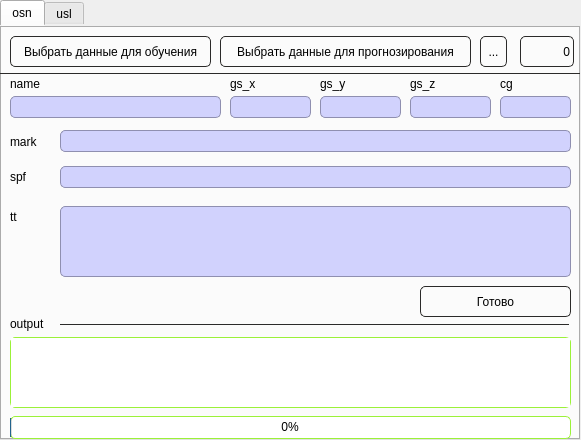
Before: the Qt Designer form ui/MainWindow.ui in Konstkonst55/PyTechnologicalRoute, drawn with Qt 5.
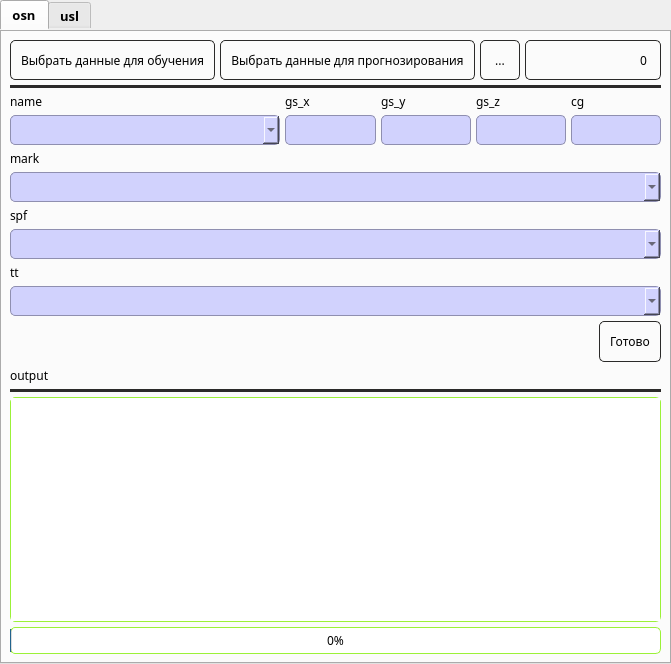
After: the same form once the commit is applied.

Commit message: Обновление интерфейса

Diff of the .ui file:
```diff
--- a/ui/MainWindow.ui
+++ b/ui/MainWindow.ui
@@ -6,8 +6,8 @@
    <rect>
     <x>0</x>
     <y>0</y>
-    <width>581</width>
-    <height>440</height>
+    <width>671</width>
+    <height>664</height>
    </rect>
   </property>
   <property name="sizePolicy">
@@ -26,14 +26,28 @@
      <verstretch>0</verstretch>
     </sizepolicy>
    </property>
+   <layout class="QVBoxLayout" name="verticalLayout_2">
+    <property name="leftMargin">
+     <number>0</number>
+    </property>
+    <property name="topMargin">
+     <number>0</number>
+    </property>
+    <property name="rightMargin">
+     <number>0</number>
+    </property>
+    <property name="bottomMargin">
+     <number>0</number>
+    </property>
+    <item>
    <widget class="QTabWidget" name="tabs">
-    <property name="geometry">
-     <rect>
-      <x>0</x>
-      <y>0</y>
-      <width>580</width>
-      <height>440</height>
-     </rect>
+      <property name="font">
+       <font>
+        <family>Segoe UI Semibold</family>
+        <pointsize>10</pointsize>
+        <weight>75</weight>
+        <bold>true</bold>
+       </font>
     </property>
     <property name="layoutDirection">
      <enum>Qt::LeftToRight</enum>
@@ -71,52 +85,175 @@
      <attribute name="title">
       <string>osn</string>
      </attribute>
-     <widget class="QPlainTextEdit" name="tb_output">
-      <property name="enabled">
-       <bool>true</bool>
-      </property>
-      <property name="geometry">
-       <rect>
-        <x>10</x>
-        <y>311</y>
-        <width>561</width>
-        <height>71</height>
-       </rect>
-      </property>
+       <layout class="QVBoxLayout" name="verticalLayout">
+        <property name="spacing">
+         <number>5</number>
+        </property>
+        <property name="leftMargin">
+         <number>10</number>
+        </property>
+        <property name="topMargin">
+         <number>10</number>
+        </property>
+        <property name="rightMargin">
+         <number>10</number>
+        </property>
+        <property name="bottomMargin">
+         <number>10</number>
+        </property>
+        <item>
+         <layout class="QHBoxLayout" name="hl_top">
+          <item alignment="Qt::AlignTop">
+           <widget class="QPushButton" name="b_learn_open">
       <property name="sizePolicy">
        <sizepolicy hsizetype="Expanding" vsizetype="Expanding">
         <horstretch>0</horstretch>
         <verstretch>0</verstretch>
        </sizepolicy>
+            </property>
+            <property name="minimumSize">
+             <size>
+              <width>0</width>
+              <height>40</height>
+             </size>
+            </property>
+            <property name="maximumSize">
+             <size>
+              <width>16777215</width>
+              <height>40</height>
+             </size>
+            </property>
+            <property name="font">
+             <font>
+              <family>Segoe UI Semilight</family>
+              <pointsize>9</pointsize>
+             </font>
+            </property>
+            <property name="styleSheet">
+             <string notr="true">QPushButton{
+border-radius: 5px;
+border: 1px solid #2B2A29;
+padding: 10px 10px 10px 10px;
+color: black;
+}
+
+QPushButton:hover{
+background: solid #625B71;
+color: white;
+}</string>
+            </property>
+            <property name="text">
+             <string>Выбрать данные для обучения</string>
+            </property>
+           </widget>
+          </item>
+          <item alignment="Qt::AlignTop">
+           <widget class="QPushButton" name="b_predict_open">
+            <property name="sizePolicy">
+             <sizepolicy hsizetype="Expanding" vsizetype="Expanding">
+              <horstretch>0</horstretch>
+              <verstretch>0</verstretch>
+             </sizepolicy>
+            </property>
+            <property name="minimumSize">
+             <size>
+              <width>0</width>
+              <height>40</height>
+             </size>
+            </property>
+            <property name="maximumSize">
+             <size>
+              <width>16777215</width>
+              <height>40</height>
+             </size>
+            </property>
+            <property name="font">
+             <font>
+              <family>Segoe UI Semilight</family>
+              <pointsize>9</pointsize>
+             </font>
+            </property>
+            <property name="styleSheet">
+             <string notr="true">QPushButton{
+border-radius: 5px;
+border: 1px solid #2B2A29;
+padding: 10px 10px 10px 10px;
+color: black;
+}
+
+QPushButton:hover{
+background: solid #625B71;
+color: white;
+}</string>
+            </property>
+            <property name="text">
+             <string>Выбрать данные для прогнозирования</string>
+            </property>
+           </widget>
+          </item>
+          <item alignment="Qt::AlignVCenter">
+           <widget class="QToolButton" name="b_info">
+            <property name="minimumSize">
+             <size>
+              <width>40</width>
+              <height>40</height>
+             </size>
+            </property>
+            <property name="maximumSize">
+             <size>
+              <width>40</width>
+              <height>40</height>
+             </size>
+            </property>
+            <property name="font">
+             <font>
+              <family>Segoe UI Semilight</family>
+              <pointsize>9</pointsize>
+             </font>
+            </property>
+            <property name="toolTip">
+             <string>Информация</string>
+            </property>
+            <property name="toolTipDuration">
+             <number>-1</number>
       </property>
       <property name="styleSheet">
        <string notr="true">border-radius: 5px;
-border: 1px solid  rgb(155, 241, 56);
+border: 1px solid #2B2A29;
 color: black;
 </string>
       </property>
-      <property name="readOnly">
-       <bool>true</bool>
-      </property>
-      <property name="plainText">
-       <string/>
-      </property>
-     </widget>
+            <property name="text">
+             <string>...</string>
+            </property>
+           </widget>
+          </item>
+          <item alignment="Qt::AlignTop">
      <widget class="QLabel" name="l_info_tr">
-      <property name="geometry">
-       <rect>
-        <x>520</x>
-        <y>10</y>
-        <width>54</width>
-        <height>31</height>
-       </rect>
-      </property>
       <property name="sizePolicy">
        <sizepolicy hsizetype="Expanding" vsizetype="Expanding">
         <horstretch>0</horstretch>
         <verstretch>0</verstretch>
        </sizepolicy>
       </property>
+            <property name="minimumSize">
+             <size>
+              <width>73</width>
+              <height>40</height>
+             </size>
+            </property>
+            <property name="maximumSize">
+             <size>
+              <width>16777215</width>
+              <height>40</height>
+             </size>
+            </property>
+            <property name="font">
+             <font>
+              <family>Segoe UI Semilight</family>
+              <pointsize>9</pointsize>
+             </font>
+            </property>
       <property name="acceptDrops">
        <bool>false</bool>
       </property>
@@ -129,6 +266,7 @@
       <property name="styleSheet">
        <string notr="true">border-radius: 5px;
 border: 1px solid #2B2A29;
+padding: 10px 10px 10px 10px;
 color: black;
 </string>
       </property>
@@ -139,165 +277,59 @@
        <set>Qt::AlignRight|Qt::AlignTrailing|Qt::AlignVCenter</set>
       </property>
      </widget>
-     <widget class="QPushButton" name="b_predict_open">
-      <property name="geometry">
-       <rect>
-        <x>220</x>
-        <y>10</y>
-        <width>251</width>
-        <height>31</height>
-       </rect>
-      </property>
-      <property name="sizePolicy">
-       <sizepolicy hsizetype="Expanding" vsizetype="Expanding">
-        <horstretch>0</horstretch>
-        <verstretch>0</verstretch>
-       </sizepolicy>
-      </property>
+          </item>
+         </layout>
+        </item>
+        <item>
+         <widget class="Line" name="top_line">
       <property name="styleSheet">
-       <string notr="true">QPushButton{
-border-radius: 5px;
-border: 1px solid #2B2A29;
-color: black;
-}
-
-QPushButton:hover{
-background: solid #625B71;
-color: white;
-}</string>
-      </property>
-      <property name="text">
-       <string>Выбрать данные для прогнозирования</string>
-      </property>
-     </widget>
-     <widget class="QPushButton" name="b_learn_open">
-      <property name="geometry">
-       <rect>
-        <x>10</x>
-        <y>10</y>
-        <width>201</width>
-        <height>31</height>
-       </rect>
-      </property>
-      <property name="sizePolicy">
-       <sizepolicy hsizetype="Expanding" vsizetype="Expanding">
-        <horstretch>0</horstretch>
-        <verstretch>0</verstretch>
-       </sizepolicy>
-      </property>
-      <property name="styleSheet">
-       <string notr="true">QPushButton{
-border-radius: 5px;
-border: 1px solid #2B2A29;
-color: black;
-}
-
-QPushButton:hover{
-background: solid #625B71;
-color: white;
-}</string>
-      </property>
-      <property name="text">
-       <string>Выбрать данные для обучения</string>
-      </property>
-     </widget>
-     <widget class="QToolButton" name="b_info">
-      <property name="geometry">
-       <rect>
-        <x>480</x>
-        <y>10</y>
-        <width>27</width>
-        <height>31</height>
-       </rect>
-      </property>
-      <property name="styleSheet">
-       <string notr="true">border-radius: 5px;
-border: 1px solid #2B2A29;
-color: black;
-</string>
-      </property>
-      <property name="text">
-       <string>...</string>
-      </property>
-     </widget>
-     <widget class="QProgressBar" name="pb_fit_progress">
-      <property name="geometry">
-       <rect>
-        <x>10</x>
-        <y>390</y>
-        <width>561</width>
-        <height>23</height>
-       </rect>
-      </property>
-      <property name="styleSheet">
-       <string notr="true">border-radius: 5px;
-border: 1px solid  rgb(155, 241, 56);
-color: black;
-</string>
-      </property>
-      <property name="value">
-       <number>0</number>
-      </property>
-      <property name="alignment">
-       <set>Qt::AlignCenter</set>
-      </property>
-     </widget>
-     <widget class="QLineEdit" name="le_name">
-      <property name="geometry">
-       <rect>
-        <x>10</x>
-        <y>70</y>
-        <width>211</width>
-        <height>22</height>
-       </rect>
-      </property>
-      <property name="styleSheet">
-       <string notr="true">border: 1px solid #8F8FB0;
-border-radius: 5px;
-background: #D1D2FD solid;
-color: #2B2A29;
-</string>
-      </property>
-     </widget>
+           <string notr="true">background: #2B2A29;</string>
+          </property>
+          <property name="orientation">
+           <enum>Qt::Horizontal</enum>
+          </property>
+         </widget>
+        </item>
+        <item>
+         <layout class="QHBoxLayout" name="hl_text_top" stretch="3,1,1,1,1">
+          <item>
+           <layout class="QVBoxLayout" name="vl_name">
+            <item>
      <widget class="QLabel" name="l_name">
-      <property name="geometry">
-       <rect>
-        <x>10</x>
-        <y>50</y>
-        <width>55</width>
-        <height>16</height>
-       </rect>
+              <property name="font">
+               <font>
+                <family>Segoe UI Semilight</family>
+                <pointsize>9</pointsize>
+               </font>
       </property>
       <property name="text">
        <string>name</string>
       </property>
      </widget>
-     <widget class="QLineEdit" name="le_gsx">
-      <property name="geometry">
-       <rect>
-        <x>230</x>
-        <y>70</y>
-        <width>81</width>
-        <height>22</height>
-       </rect>
-      </property>
-      <property name="styleSheet">
-       <string notr="true">border: 1px solid #8F8FB0;
-border-radius: 5px;
-background: #D1D2FD solid;
-color: #2B2A29;
-</string>
-      </property>
-     </widget>
-     <widget class="QLineEdit" name="le_gsy">
-      <property name="geometry">
-       <rect>
-        <x>320</x>
-        <y>70</y>
-        <width>81</width>
-        <height>22</height>
-       </rect>
-      </property>
+            </item>
+            <item>
+             <widget class="QComboBox" name="cb_name">
+              <property name="minimumSize">
+               <size>
+                <width>0</width>
+                <height>30</height>
+               </size>
+              </property>
+              <property name="maximumSize">
+               <size>
+                <width>16777215</width>
+                <height>30</height>
+               </size>
+              </property>
+              <property name="font">
+               <font>
+                <family>Segoe UI Semilight</family>
+                <pointsize>9</pointsize>
+               </font>
+              </property>
+              <property name="toolTip">
+               <string>Технические требования</string>
+              </property>
       <property name="styleSheet">
        <string notr="true">border: 1px solid #8F8FB0;
 border-radius: 5px;
@@ -305,71 +337,166 @@
 color: #2B2A29;
 </string>
       </property>
-     </widget>
-     <widget class="QLineEdit" name="le_gsz">
-      <property name="geometry">
-       <rect>
-        <x>410</x>
-        <y>70</y>
-        <width>81</width>
-        <height>22</height>
-       </rect>
-      </property>
-      <property name="styleSheet">
-       <string notr="true">border: 1px solid #8F8FB0;
-border-radius: 5px;
-background: #D1D2FD solid;
-color: #2B2A29;
-</string>
-      </property>
-     </widget>
+              <property name="editable">
+               <bool>true</bool>
+              </property>
+              <property name="insertPolicy">
+               <enum>QComboBox::InsertAtTop</enum>
+              </property>
+              <property name="iconSize">
+               <size>
+                <width>20</width>
+                <height>20</height>
+               </size>
+              </property>
+              <property name="frame">
+               <bool>true</bool>
+              </property>
+             </widget>
+            </item>
+           </layout>
+          </item>
+          <item>
+           <layout class="QVBoxLayout" name="vl_x">
+            <item>
      <widget class="QLabel" name="l_gsx">
-      <property name="geometry">
-       <rect>
-        <x>230</x>
-        <y>50</y>
-        <width>55</width>
-        <height>16</height>
-       </rect>
+              <property name="font">
+               <font>
+                <family>Segoe UI Semilight</family>
+                <pointsize>9</pointsize>
+               </font>
       </property>
       <property name="text">
        <string>gs_x</string>
       </property>
      </widget>
+            </item>
+            <item>
+             <widget class="QLineEdit" name="le_gsx">
+              <property name="minimumSize">
+               <size>
+                <width>0</width>
+                <height>30</height>
+               </size>
+              </property>
+              <property name="maximumSize">
+               <size>
+                <width>16777215</width>
+                <height>30</height>
+               </size>
+              </property>
+              <property name="font">
+               <font>
+                <family>Segoe UI Semilight</family>
+                <pointsize>9</pointsize>
+               </font>
+              </property>
+              <property name="toolTip">
+               <string>Размер X</string>
+              </property>
+              <property name="styleSheet">
+               <string notr="true">border: 1px solid #8F8FB0;
+border-radius: 5px;
+background: #D1D2FD solid;
+color: #2B2A29;
+</string>
+              </property>
+              <property name="inputMethodHints">
+               <set>Qt::ImhHiddenText</set>
+              </property>
+             </widget>
+            </item>
+           </layout>
+          </item>
+          <item>
+           <layout class="QVBoxLayout" name="vl_y">
+            <item>
      <widget class="QLabel" name="l_gsy">
-      <property name="geometry">
-       <rect>
-        <x>320</x>
-        <y>50</y>
-        <width>55</width>
-        <height>16</height>
-       </rect>
+              <property name="font">
+               <font>
+                <family>Segoe UI Semilight</family>
+                <pointsize>9</pointsize>
+               </font>
       </property>
       <property name="text">
        <string>gs_y</string>
       </property>
      </widget>
+            </item>
+            <item>
+             <widget class="QLineEdit" name="le_gsy">
+              <property name="minimumSize">
+               <size>
+                <width>0</width>
+                <height>30</height>
+               </size>
+              </property>
+              <property name="maximumSize">
+               <size>
+                <width>16777215</width>
+                <height>30</height>
+               </size>
+              </property>
+              <property name="font">
+               <font>
+                <family>Segoe UI Semilight</family>
+                <pointsize>9</pointsize>
+               </font>
+              </property>
+              <property name="toolTip">
+               <string>Размер Y</string>
+              </property>
+              <property name="styleSheet">
+               <string notr="true">border: 1px solid #8F8FB0;
+border-radius: 5px;
+background: #D1D2FD solid;
+color: #2B2A29;
+</string>
+              </property>
+              <property name="inputMethodHints">
+               <set>Qt::ImhNone</set>
+              </property>
+             </widget>
+            </item>
+           </layout>
+          </item>
+          <item>
+           <layout class="QVBoxLayout" name="vl_z">
+            <item>
      <widget class="QLabel" name="l_gsz">
-      <property name="geometry">
-       <rect>
-        <x>410</x>
-        <y>50</y>
-        <width>55</width>
-        <height>16</height>
-       </rect>
+              <property name="font">
+               <font>
+                <family>Segoe UI Semilight</family>
+                <pointsize>9</pointsize>
+               </font>
       </property>
       <property name="text">
        <string>gs_z</string>
       </property>
      </widget>
-     <widget class="QLineEdit" name="le_cg">
-      <property name="geometry">
-       <rect>
-        <x>500</x>
-        <y>70</y>
-        <width>71</width>
-        <height>22</height>
-       </rect>
+            </item>
+            <item>
+             <widget class="QLineEdit" name="le_gsz">
+              <property name="minimumSize">
+               <size>
+                <width>0</width>
+                <height>30</height>
+               </size>
+              </property>
+              <property name="maximumSize">
+               <size>
+                <width>16777215</width>
+                <height>30</height>
+               </size>
+              </property>
+              <property name="font">
+               <font>
+                <family>Segoe UI Semilight</family>
+                <pointsize>9</pointsize>
+               </font>
+              </property>
+              <property name="toolTip">
+               <string>Размер Z</string>
       </property>
       <property name="styleSheet">
        <string notr="true">border: 1px solid #8F8FB0;
@@ -379,27 +506,46 @@
 </string>
       </property>
      </widget>
+            </item>
+           </layout>
+          </item>
+          <item>
+           <layout class="QVBoxLayout" name="vl_cg">
+            <item>
      <widget class="QLabel" name="l_cg">
-      <property name="geometry">
-       <rect>
-        <x>500</x>
-        <y>50</y>
-        <width>55</width>
-        <height>16</height>
-       </rect>
+              <property name="font">
+               <font>
+                <family>Segoe UI Semilight</family>
+                <pointsize>9</pointsize>
+               </font>
       </property>
       <property name="text">
        <string>cg</string>
       </property>
      </widget>
-     <widget class="QLineEdit" name="le_mark">
-      <property name="geometry">
-       <rect>
-        <x>60</x>
-        <y>104</y>
-        <width>511</width>
-        <height>22</height>
-       </rect>
+            </item>
+            <item>
+             <widget class="QLineEdit" name="le_cg">
+              <property name="minimumSize">
+               <size>
+                <width>0</width>
+                <height>30</height>
+               </size>
+              </property>
+              <property name="maximumSize">
+               <size>
+                <width>16777215</width>
+                <height>30</height>
+               </size>
+              </property>
+              <property name="font">
+               <font>
+                <family>Segoe UI Semilight</family>
+                <pointsize>9</pointsize>
+               </font>
+              </property>
+              <property name="toolTip">
+               <string>Конструктивная группа (две цифры)</string>
       </property>
       <property name="styleSheet">
        <string notr="true">border: 1px solid #8F8FB0;
@@ -408,28 +554,50 @@
 color: #2B2A29;
 </string>
       </property>
-     </widget>
+              <property name="inputMethodHints">
+               <set>Qt::ImhNone</set>
+              </property>
+             </widget>
+            </item>
+           </layout>
+          </item>
+         </layout>
+        </item>
+        <item>
      <widget class="QLabel" name="l_mark">
-      <property name="geometry">
-       <rect>
-        <x>10</x>
-        <y>105</y>
-        <width>41</width>
-        <height>21</height>
-       </rect>
+          <property name="font">
+           <font>
+            <family>Segoe UI Semilight</family>
+            <pointsize>9</pointsize>
+           </font>
       </property>
       <property name="text">
        <string>mark</string>
       </property>
      </widget>
-     <widget class="QLineEdit" name="le_spf">
-      <property name="geometry">
-       <rect>
-        <x>60</x>
-        <y>140</y>
-        <width>511</width>
-        <height>22</height>
-       </rect>
+        </item>
+        <item>
+         <widget class="QComboBox" name="cb_mark">
+          <property name="minimumSize">
+           <size>
+            <width>0</width>
+            <height>30</height>
+           </size>
+          </property>
+          <property name="maximumSize">
+           <size>
+            <width>16777215</width>
+            <height>30</height>
+           </size>
+          </property>
+          <property name="font">
+           <font>
+            <family>Segoe UI Semilight</family>
+            <pointsize>9</pointsize>
+           </font>
+          </property>
+          <property name="toolTip">
+           <string>Технические требования</string>
       </property>
       <property name="styleSheet">
        <string notr="true">border: 1px solid #8F8FB0;
@@ -438,88 +606,202 @@
 color: #2B2A29;
 </string>
       </property>
-     </widget>
+          <property name="editable">
+           <bool>true</bool>
+          </property>
+          <property name="insertPolicy">
+           <enum>QComboBox::InsertAtTop</enum>
+          </property>
+          <property name="iconSize">
+           <size>
+            <width>20</width>
+            <height>20</height>
+           </size>
+          </property>
+          <property name="frame">
+           <bool>true</bool>
+          </property>
+         </widget>
+        </item>
+        <item>
      <widget class="QLabel" name="l_spf">
-      <property name="geometry">
-       <rect>
-        <x>10</x>
-        <y>140</y>
-        <width>41</width>
-        <height>21</height>
-       </rect>
+          <property name="font">
+           <font>
+            <family>Segoe UI Semilight</family>
+            <pointsize>9</pointsize>
+           </font>
       </property>
       <property name="text">
        <string>spf</string>
       </property>
      </widget>
+        </item>
+        <item>
+         <widget class="QComboBox" name="cb_spf">
+          <property name="minimumSize">
+           <size>
+            <width>0</width>
+            <height>30</height>
+           </size>
+          </property>
+          <property name="maximumSize">
+           <size>
+            <width>16777215</width>
+            <height>30</height>
+           </size>
+          </property>
+          <property name="font">
+           <font>
+            <family>Segoe UI Semilight</family>
+            <pointsize>9</pointsize>
+           </font>
+          </property>
+          <property name="toolTip">
+           <string>Технические требования</string>
+          </property>
+          <property name="styleSheet">
+           <string notr="true">border: 1px solid #8F8FB0;
+border-radius: 5px;
+background: #D1D2FD solid;
+color: #2B2A29;
+</string>
+          </property>
+          <property name="editable">
+           <bool>true</bool>
+          </property>
+          <property name="insertPolicy">
+           <enum>QComboBox::InsertAtTop</enum>
+          </property>
+          <property name="iconSize">
+           <size>
+            <width>20</width>
+            <height>20</height>
+           </size>
+          </property>
+          <property name="frame">
+           <bool>true</bool>
+          </property>
+         </widget>
+        </item>
+        <item>
      <widget class="QLabel" name="l_tt">
-      <property name="geometry">
-       <rect>
-        <x>10</x>
-        <y>180</y>
-        <width>41</width>
-        <height>21</height>
-       </rect>
+          <property name="font">
+           <font>
+            <family>Segoe UI Semilight</family>
+            <pointsize>9</pointsize>
+           </font>
       </property>
       <property name="text">
        <string>tt</string>
       </property>
      </widget>
+        </item>
+        <item>
+         <widget class="QComboBox" name="cb_tt">
+          <property name="minimumSize">
+           <size>
+            <width>0</width>
+            <height>30</height>
+           </size>
+          </property>
+          <property name="maximumSize">
+           <size>
+            <width>16777215</width>
+            <height>30</height>
+           </size>
+          </property>
+          <property name="font">
+           <font>
+            <family>Segoe UI Semilight</family>
+            <pointsize>9</pointsize>
+           </font>
+          </property>
+          <property name="toolTip">
+           <string>Технические требования</string>
+          </property>
+          <property name="layoutDirection">
+           <enum>Qt::LeftToRight</enum>
+          </property>
+          <property name="styleSheet">
+           <string notr="true">border: 1px solid #8F8FB0;
+border-radius: 5px;
+background: #D1D2FD solid;
+color: #2B2A29;
+</string>
+          </property>
+          <property name="editable">
+           <bool>true</bool>
+          </property>
+          <property name="currentText">
+           <string/>
+          </property>
+          <property name="insertPolicy">
+           <enum>QComboBox::InsertAtTop</enum>
+          </property>
+          <property name="iconSize">
+           <size>
+            <width>20</width>
+            <height>20</height>
+           </size>
+          </property>
+          <property name="frame">
+           <bool>true</bool>
+          </property>
+         </widget>
+        </item>
+        <item alignment="Qt::AlignRight">
+         <widget class="QPushButton" name="b_ready">
+          <property name="sizePolicy">
+           <sizepolicy hsizetype="Expanding" vsizetype="Expanding">
+            <horstretch>0</horstretch>
+            <verstretch>0</verstretch>
+           </sizepolicy>
+          </property>
+          <property name="maximumSize">
+           <size>
+            <width>16777215</width>
+            <height>41</height>
+           </size>
+          </property>
+          <property name="font">
+           <font>
+            <family>Segoe UI Semilight</family>
+            <pointsize>9</pointsize>
+           </font>
+          </property>
+          <property name="styleSheet">
+           <string notr="true">QPushButton{
+border-radius: 5px;
+border: 1px solid #2B2A29;
+color: black;
+padding: 10px 10px 10px 10px;
+}
+
+QPushButton:hover{
+background: solid #625B71;
+color: white;
+}</string>
+          </property>
+          <property name="text">
+           <string>Готово</string>
+          </property>
+         </widget>
+        </item>
+        <item>
      <widget class="QLabel" name="l_out">
-      <property name="geometry">
-       <rect>
-        <x>10</x>
-        <y>290</y>
-        <width>55</width>
-        <height>16</height>
-       </rect>
+          <property name="font">
+           <font>
+            <family>Segoe UI Semilight</family>
+            <pointsize>9</pointsize>
+           </font>
       </property>
       <property name="text">
        <string>output</string>
       </property>
      </widget>
-     <widget class="QPlainTextEdit" name="le_tt">
-      <property name="geometry">
-       <rect>
-        <x>60</x>
-        <y>180</y>
-        <width>511</width>
-        <height>71</height>
-       </rect>
-      </property>
-      <property name="styleSheet">
-       <string notr="true">border: 1px solid #8F8FB0;
-border-radius: 5px;
-background: #D1D2FD solid;
-color: #2B2A29;
-</string>
-      </property>
-     </widget>
-     <widget class="Line" name="top_line">
-      <property name="geometry">
-       <rect>
-        <x>0</x>
-        <y>47</y>
-        <width>581</width>
-        <height>1</height>
-       </rect>
-      </property>
-      <property name="styleSheet">
-       <string notr="true">background: #2B2A29;</string>
-      </property>
-      <property name="orientation">
-       <enum>Qt::Horizontal</enum>
-      </property>
-     </widget>
+        </item>
+        <item>
      <widget class="Line" name="bottom_line">
-      <property name="geometry">
-       <rect>
-        <x>60</x>
-        <y>298</y>
-        <width>509</width>
-        <height>1</height>
-       </rect>
-      </property>
       <property name="styleSheet">
        <string notr="true">background: #2B2A29;</string>
       </property>
@@ -527,14 +809,11 @@
        <enum>Qt::Horizontal</enum>
       </property>
      </widget>
-     <widget class="QPushButton" name="b_ready">
-      <property name="geometry">
-       <rect>
-        <x>420</x>
-        <y>260</y>
-        <width>151</width>
-        <height>31</height>
-       </rect>
+        </item>
+        <item>
+         <widget class="QPlainTextEdit" name="tb_output">
+          <property name="enabled">
+           <bool>true</bool>
       </property>
       <property name="sizePolicy">
        <sizepolicy hsizetype="Expanding" vsizetype="Expanding">
@@ -542,22 +821,49 @@
         <verstretch>0</verstretch>
        </sizepolicy>
       </property>
+          <property name="font">
+           <font>
+            <family>Segoe UI Semilight</family>
+            <pointsize>9</pointsize>
+           </font>
+          </property>
       <property name="styleSheet">
-       <string notr="true">QPushButton{
-border-radius: 5px;
-border: 1px solid #2B2A29;
+           <string notr="true">border-radius: 5px;
+border: 1px solid  rgb(155, 241, 56);
 color: black;
-}
-
-QPushButton:hover{
-background: solid #625B71;
-color: white;
-}</string>
-      </property>
-      <property name="text">
-       <string>Готово</string>
-      </property>
-     </widget>
+</string>
+          </property>
+          <property name="readOnly">
+           <bool>true</bool>
+          </property>
+          <property name="plainText">
+           <string/>
+          </property>
+         </widget>
+        </item>
+        <item>
+         <widget class="QProgressBar" name="pb_fit_progress">
+          <property name="font">
+           <font>
+            <family>Segoe UI Semilight</family>
+            <pointsize>9</pointsize>
+           </font>
+          </property>
+          <property name="styleSheet">
+           <string notr="true">border-radius: 5px;
+border: 1px solid  rgb(155, 241, 56);
+color: black;
+</string>
+          </property>
+          <property name="value">
+           <number>0</number>
+          </property>
+          <property name="alignment">
+           <set>Qt::AlignCenter</set>
+          </property>
+         </widget>
+        </item>
+       </layout>
     </widget>
     <widget class="QWidget" name="tab_usl">
      <attribute name="title">
@@ -565,6 +871,8 @@
      </attribute>
     </widget>
    </widget>
+    </item>
+   </layout>
   </widget>
   <action name="usl">
    <property name="text">
```
Left out of the diff: 2 changed lines with no effect on the pictures. Lines whose indentation alone changed are shown as unchanged. The commit also changes 1 other file.
